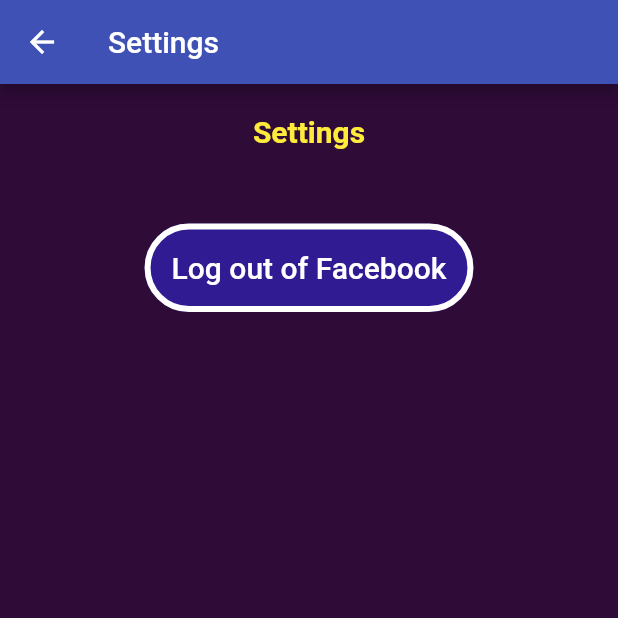
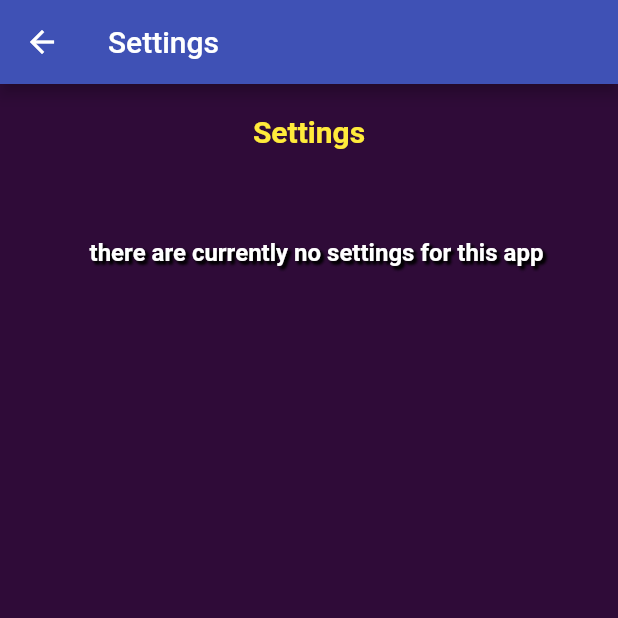
Before and after one commit to krisrandall/psi-app, a Flutter app: the SettingsScreen screen opened directly, on a phone screen of 412 x 824 dp, the top half of it. Run offline on Flutter 3.47's test engine with Material 2 defaults, Android fonts, the phone set to English and light mode, and no system bars; our stand-ins replace bloc, cloud_firestore, equatable, firebase_auth, firebase_dynamic_links, flutter_bloc and 4 more; missing offline and left inert: clipboard, firebase_auth_platform_interface, flutter_facebook_auth; accounts and stored records are empty.

Commit message:
removed facebook log off on settings screen

```diff
--- a/lib/screens/settingsScreen.dart
+++ b/lib/screens/settingsScreen.dart
@@ -2,7 +2,6 @@ import 'package:app/components/button.dart';
 import 'package:flutter/material.dart';
 import 'package:app/components/textcomponents.dart';
 import 'package:app/components/screenBackground.dart';
-import 'package:app/components/facebook_login.dart';
 import 'package:flutter_facebook_auth/flutter_facebook_auth.dart';
 
 // doesn't work
@@ -20,7 +19,8 @@ class SettingsScreen extends StatelessWidget {
             child: Column(children: [
           TitleText('Settings'),
           SizedBox(height: 40),
-          Button('Log out of Facebook', () => logOutOfFacebook())
+          //Button('Log out of Facebook', () => logOutOfFacebook())
+          CopyText('there are currently no settings for this app'),
         ]))));
   }
 }
```
